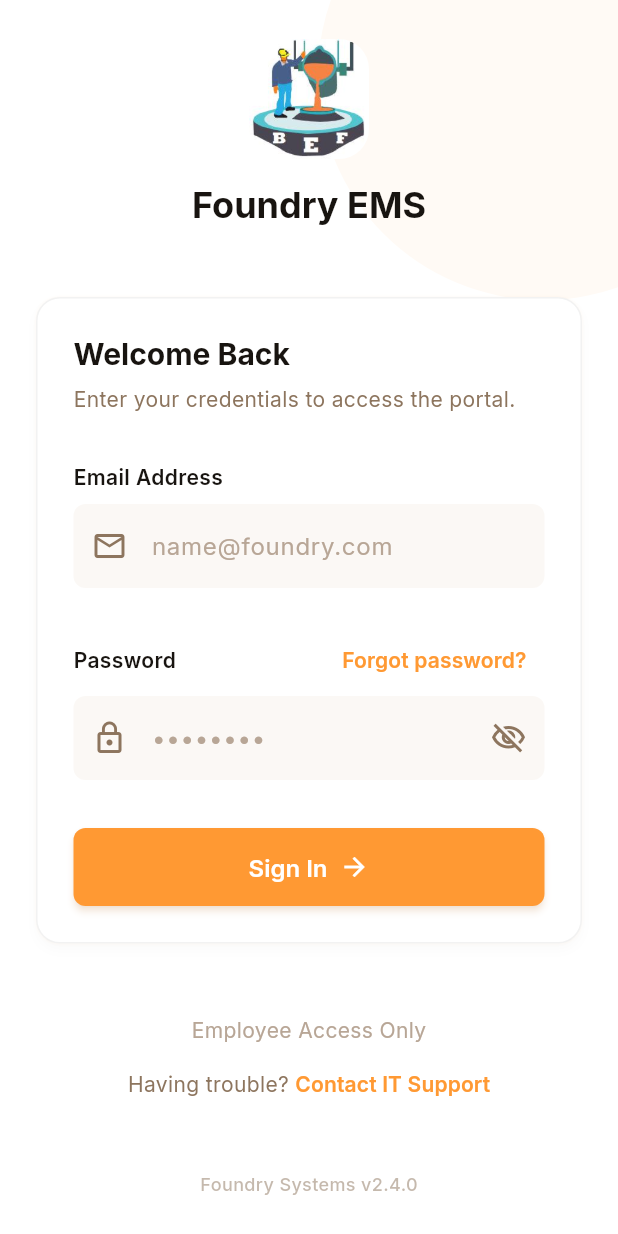
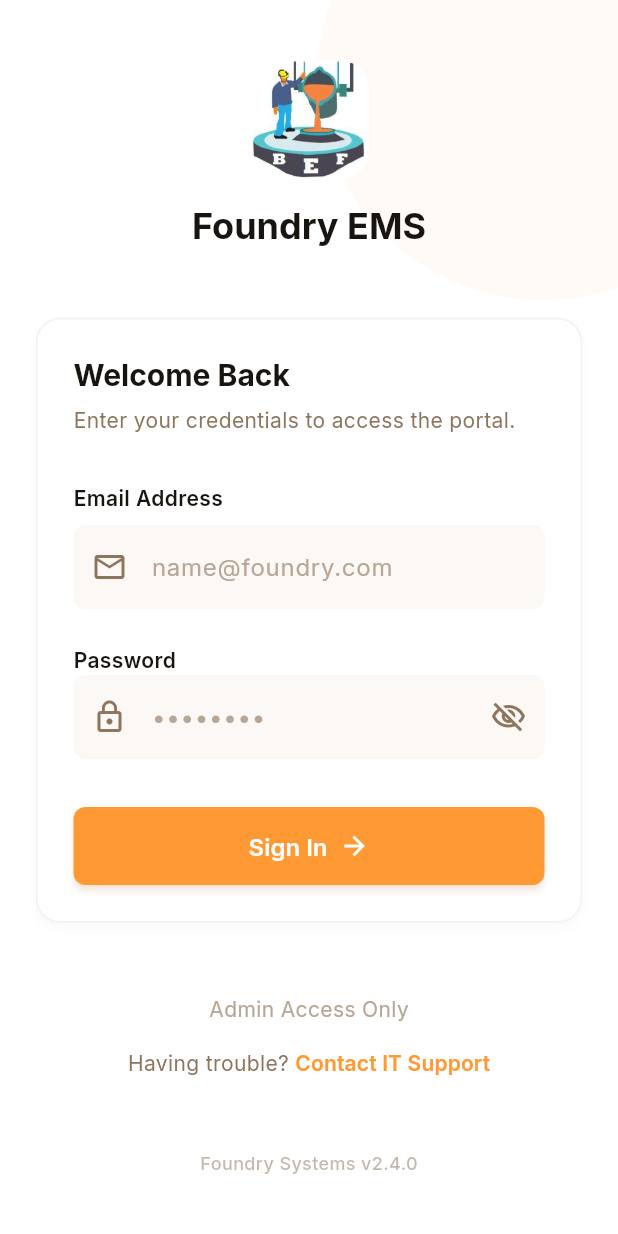
Before and after one commit to Venkat2701/WorkforceManagementSystem, a Flutter app: the screen it shows after launch, on a phone screen of 412 x 824 dp. Run offline on Flutter 3.47's test engine with Material 3 defaults, Android fonts, the phone set to English and light mode, and no system bars; our stand-ins replace cloud_firestore, firebase_auth, firebase_core, fl_chart, flutter_riverpod, google_fonts and 2 more; accounts and stored records are empty.

Commit message:
Login screen changes

```diff
--- a/lib/features/auth/login_screen.dart
+++ b/lib/features/auth/login_screen.dart
@@ -105,6 +105,7 @@ class _LoginScreenState extends ConsumerState<LoginScreen> {
                         border: Border.all(color: Colors.black.withOpacity(0.05)),
                         boxShadow: AppShadows.card,
                       ),
+                      child: AutofillGroup(
                         child: Column(
                           crossAxisAlignment: CrossAxisAlignment.start,
                           children: [
@@ -131,6 +132,8 @@ class _LoginScreenState extends ConsumerState<LoginScreen> {
                             const SizedBox(height: AppSpacing.s),
                             TextField(
                               controller: _emailController,
+                              textInputAction: TextInputAction.next,
+                              autofillHints: const [AutofillHints.email],
                               decoration: const InputDecoration(
                                 hintText: 'name@foundry.com',
                                 prefixIcon: Icon(Icons.mail_outline, color: AppColors.textMedium),
@@ -139,9 +142,6 @@ class _LoginScreenState extends ConsumerState<LoginScreen> {
                             ),
                             const SizedBox(height: AppSpacing.l),
                             // Password Field
-                          Row(
-                            mainAxisAlignment: MainAxisAlignment.spaceBetween,
-                            children: [
                             Text(
                               'Password',
                               style: Theme.of(context).textTheme.bodyMedium?.copyWith(
@@ -149,18 +149,12 @@ class _LoginScreenState extends ConsumerState<LoginScreen> {
                                     color: AppColors.textHigh,
                                   ),
                             ),
-                              TextButton(
-                                onPressed: () {},
-                                child: Text(
-                                  'Forgot password?',
-                                  style: Theme.of(context).textTheme.labelLarge,
-                                ),
-                              ),
-                            ],
-                          ),
                             TextField(
                               controller: _passwordController,
                               obscureText: _obscurePassword,
+                              textInputAction: TextInputAction.done,
+                              autofillHints: const [AutofillHints.password],
+                              onSubmitted: (_) => _handleLogin(),
                               decoration: InputDecoration(
                                 hintText: '••••••••',
                                 prefixIcon: const Icon(Icons.lock_outline, color: AppColors.textMedium),
@@ -194,10 +188,11 @@ class _LoginScreenState extends ConsumerState<LoginScreen> {
                           ],
                         ),
                       ),
+                    ),
                     const SizedBox(height: AppSpacing.xxl),
                     // Footer Section
                     Text(
-                      'Employee Access Only',
+                      'Admin Access Only',
                       style: Theme.of(context).textTheme.bodyMedium?.copyWith(
                             color: AppColors.textLow,
                           ),
```
Lines whose indentation alone changed are shown as unchanged.
